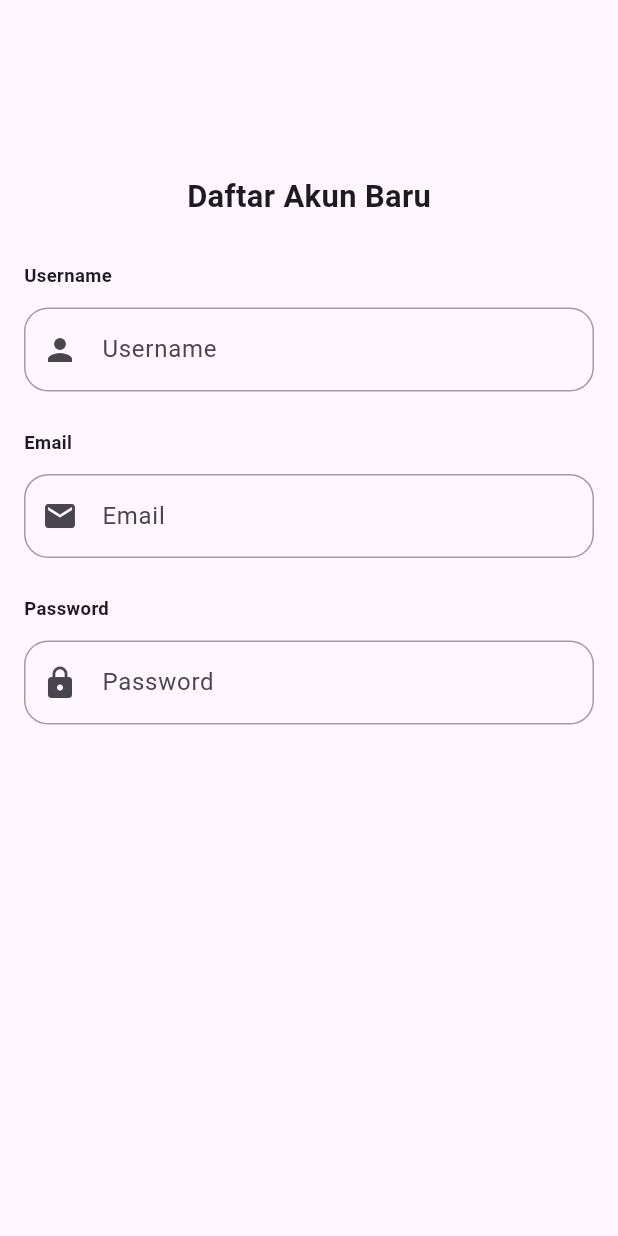
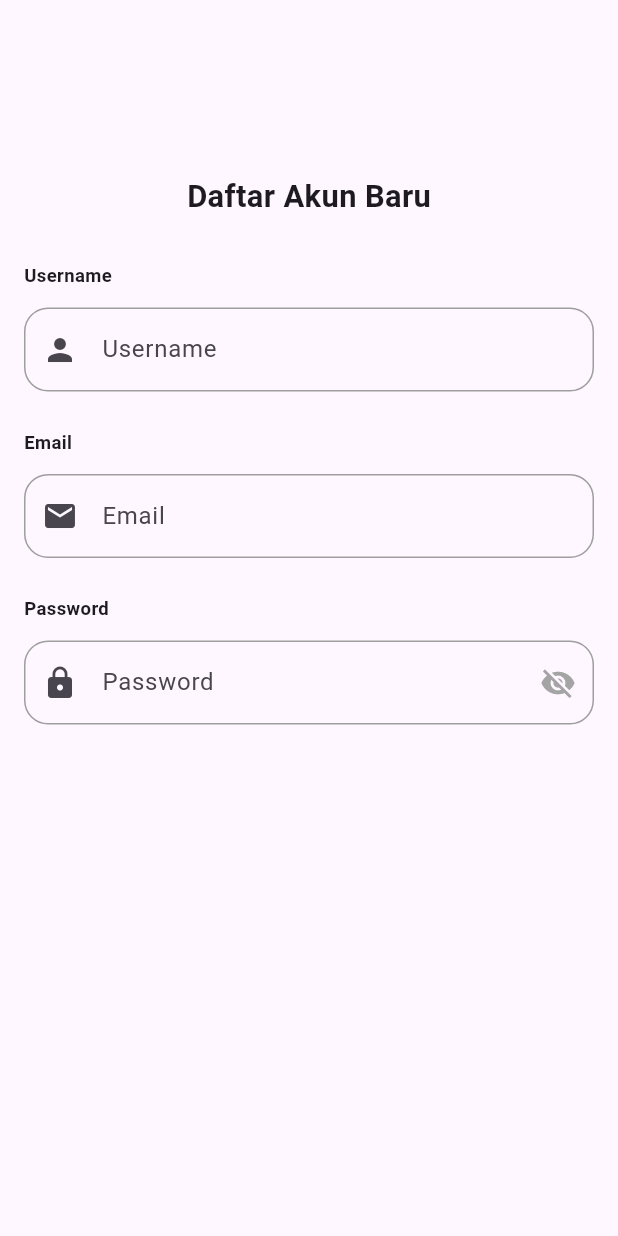
Before and after one commit to nauvalachid/TernakKenariAppRestAPI, a Flutter app: the RegisterScreen screen opened directly, on a phone screen of 412 x 824 dp. Run offline on Flutter 3.47's test engine with Material 3 defaults, Android fonts, the phone set to English and light mode, and no system bars; our stand-ins replace bloc, dartz, dropdown_button2, flutter_secure_storage; accounts and stored records are empty.

Commit message:
Menambahkan fitur toggle untuk menampilkan atau menyembunyikan password di RegisterScreen

```diff
--- a/lib/presentation/auth/register_screen.dart
+++ b/lib/presentation/auth/register_screen.dart
@@ -1,5 +1,6 @@
 import 'package:canary_template/core/components/custom_text_field.dart';
 import 'package:canary_template/core/components/spaces.dart';
+import 'package:canary_template/core/constants/colors.dart';
 import 'package:flutter/material.dart';
 
 class RegisterScreen extends StatefulWidget {
@@ -86,6 +87,19 @@ class _RegisterScreenState extends State<RegisterScreen> {
                           padding: const EdgeInsets.all(8.0),
                           child: Icon(Icons.lock),
                         ),
+                         suffixIcon: IconButton(
+                          onPressed: () {
+                            setState(() {
+                              isShowPassword = !isShowPassword;
+                            });
+                          },
+                          icon: Icon(
+                            isShowPassword
+                                ? Icons.visibility
+                                : Icons.visibility_off,
+                            color: AppColors.grey,
+                          ),
+                        ),
                       ),
                     ),
                   ],
```
